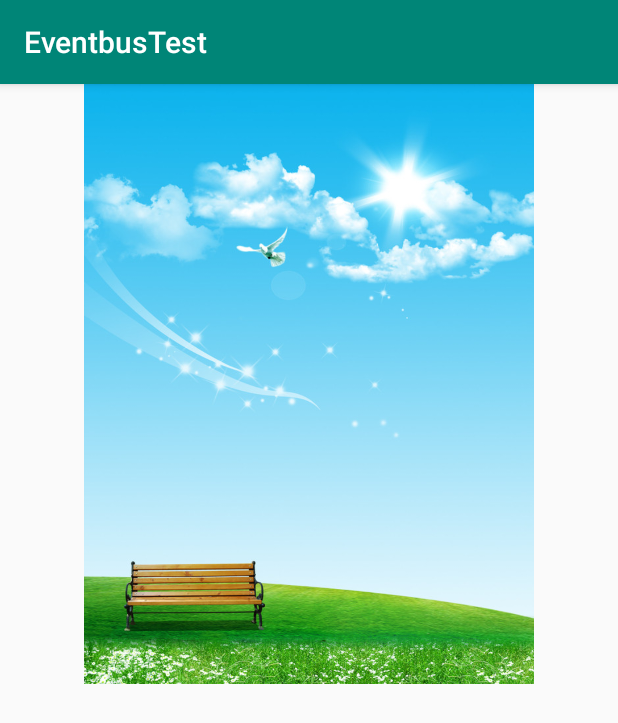
After one commit to fxjzzyo/android-practices, an Android app: the PaletteActivity screen opened directly, with no data from a screen before it, on a phone screen of 412 x 824 dp. The commit adds this screen. Shown: the top 723 px of the screen. Run offline under Robolectric (Android 15) with nearby library versions, the phone set to English and light mode, and no system bars; libraries missing offline, so code that uses them is left out: androidx.palette.graphics; 1 statement that could not run was skipped.

Commit message:
Palette取色板练习

```diff
--- a/app/build.gradle
+++ b/app/build.gradle
@@ -28,4 +28,5 @@ dependencies {
     androidTestImplementation 'androidx.test.espresso:espresso-core:3.2.0'
     implementation 'org.greenrobot:eventbus:3.1.1'
     implementation 'com.android.support:support-v4:28.0.0'
+    implementation 'com.android.support:palette-v7:28.0.0'
 }
--- a/app/src/main/AndroidManifest.xml
+++ b/app/src/main/AndroidManifest.xml
@@ -9,13 +9,17 @@
         android:roundIcon="@mipmap/ic_launcher_round"
         android:supportsRtl="true"
         android:theme="@style/AppTheme">
-        <activity android:name="com.example.android_practice.MainActivity">
+        <activity android:name=".PaletteActivity"></activity>
+        <activity android:name=".StartActivity">
             <intent-filter>
                 <action android:name="android.intent.action.MAIN" />
 
                 <category android:name="android.intent.category.LAUNCHER" />
             </intent-filter>
         </activity>
+        <activity android:name=".FragmentPracticeActivity">
+
+        </activity>
     </application>
 
 </manifest>
--- a/app/src/main/java/com/example/android_practice/MainActivity.java
+++ b/app/src/main/java/com/example/android_practice/FragmentPracticeActivity.java
@@ -4,7 +4,7 @@ import androidx.appcompat.app.AppCompatActivity;
 
 import android.os.Bundle;
 
-public class MainActivity extends AppCompatActivity {
+public class FragmentPracticeActivity extends AppCompatActivity {
 
     @Override
     protected void onCreate(Bundle savedInstanceState) {
--- /dev/null
+++ b/app/src/main/java/com/example/android_practice/PaletteActivity.java
@@ -0,0 +1,93 @@
+package com.example.android_practice;
+
+import androidx.annotation.Nullable;
+import androidx.appcompat.app.AppCompatActivity;
+import androidx.palette.graphics.Palette;
+
+import android.graphics.Bitmap;
+import android.graphics.Color;
+import android.graphics.drawable.BitmapDrawable;
+import android.graphics.drawable.Drawable;
+import android.os.Bundle;
+import android.widget.ImageView;
+import android.widget.TextView;
+
+public class PaletteActivity extends AppCompatActivity {
+
+    private TextView tv1,tv2,tv3,tv4,tv5,tv6,tv7,tvImageDesc;
+
+    private ImageView ivImage;
+
+    private int DEFAUT_COLOR = Color.BLUE;
+
+    @Override
+    protected void onCreate(Bundle savedInstanceState) {
+        super.onCreate(savedInstanceState);
+        setContentView(R.layout.activity_palette);
+
+        ivImage = findViewById(R.id.iv_image);
+        tv1 = findViewById(R.id.tv_1);
+        tv2 = findViewById(R.id.tv_2);
+        tv3 = findViewById(R.id.tv_3);
+        tv4 = findViewById(R.id.tv_4);
+        tv5 = findViewById(R.id.tv_5);
+        tv6 = findViewById(R.id.tv_6);
+        tv7 = findViewById(R.id.tv_7);
+        tvImageDesc = findViewById(R.id.tv_image_desc);
+
+        BitmapDrawable ivImageDrawable = (BitmapDrawable) ivImage.getDrawable();
+        Bitmap ivImageDrawableBitmap = ivImageDrawable.getBitmap();
+
+        Palette.from(ivImageDrawableBitmap).generate(new Palette.PaletteAsyncListener() {
+            @Override
+            public void onGenerated(@Nullable Palette palette) {
+
+                int darkMutedColor = palette.getDarkMutedColor(DEFAUT_COLOR);
+                tv1.setBackgroundColor(darkMutedColor);
+                tv1.setText("darkMutedColor");
+
+                int mutedColor = palette.getMutedColor(DEFAUT_COLOR);
+                tv2.setBackgroundColor(mutedColor);
+                tv2.setText("mutedColor");
+
+
+                int lightMutedColor = palette.getLightMutedColor(DEFAUT_COLOR);
+                tv3.setBackgroundColor(lightMutedColor);
+                tv3.setText("lightMutedColor");
+
+                int darkVibrantColor = palette.getDarkVibrantColor(DEFAUT_COLOR);
+                tv4.setBackgroundColor(darkVibrantColor);
+                tv4.setText("darkVibrantColor");
+
+                int vibrantColor = palette.getVibrantColor(DEFAUT_COLOR);
+                tv5.setBackgroundColor(vibrantColor);
+                tv5.setText("vibrantColor");
+
+                int lightVibrantColor = palette.getLightVibrantColor(DEFAUT_COLOR);
+                tv6.setBackgroundColor(lightVibrantColor);
+                tv6.setText("lightVibrantColor");
+
+                int dominantColor = palette.getDominantColor(DEFAUT_COLOR);
+                tv7.setBackgroundColor(dominantColor);
+                tv7.setText("dominantColor");
+
+                Palette.Swatch vibrantSwatch = palette.getVibrantSwatch();
+
+                int bodyTextColor = vibrantSwatch.getBodyTextColor();
+                tvImageDesc.setBackgroundColor(bodyTextColor);
+                int titleTextColor = vibrantSwatch.getTitleTextColor();
+                tvImageDesc.setTextColor(titleTextColor);
+                tvImageDesc.setText("这是图片");
+
+
+
+            }
+        });
+
+
+
+
+
+
+    }
+}
--- /dev/null
+++ b/app/src/main/java/com/example/android_practice/StartActivity.java
@@ -0,0 +1,35 @@
+package com.example.android_practice;
+
+import androidx.appcompat.app.AppCompatActivity;
+
+import android.content.Intent;
+import android.os.Bundle;
+import android.view.View;
+
+public class StartActivity extends AppCompatActivity {
+
+    @Override
+    protected void onCreate(Bundle savedInstanceState) {
+        super.onCreate(savedInstanceState);
+        setContentView(R.layout.activity_start);
+    }
+
+
+    /**
+     * 跳转到fragment练习
+     * @param view
+     */
+    public void toFragmentPractice(View view) {
+        Intent intent = new Intent(this, FragmentPracticeActivity.class);
+        startActivity(intent);
+    }
+
+    /**
+     * 跳转到Palette练习
+     * @param view
+     */
+    public void toPalettePractice(View view) {
+        Intent intent = new Intent(this, PaletteActivity.class);
+        startActivity(intent);
+    }
+}
--- /dev/null
+++ b/app/src/main/res/layout/activity_palette.xml
@@ -0,0 +1,81 @@
+<?xml version="1.0" encoding="utf-8"?>
+<LinearLayout xmlns:android="http://schemas.android.com/apk/res/android"
+    xmlns:app="http://schemas.android.com/apk/res-auto"
+    xmlns:tools="http://schemas.android.com/tools"
+    android:layout_width="match_parent"
+    android:layout_height="match_parent"
+    android:orientation="vertical"
+    tools:context=".PaletteActivity">
+
+
+
+    <RelativeLayout
+        android:layout_width="match_parent"
+        android:layout_height="400dp"
+        >
+
+        <ImageView
+            android:layout_width="300dp"
+            android:layout_height="400dp"
+            android:id="@+id/iv_image"
+            android:scaleType="centerCrop"
+            android:src="@drawable/img3"
+
+            android:layout_centerHorizontal="true"
+            />
+
+        <TextView
+            android:id="@+id/tv_image_desc"
+            android:layout_width="match_parent"
+            android:layout_height="wrap_content"
+            android:layout_alignParentBottom="true"
+            android:gravity="center"
+            />
+
+    </RelativeLayout>
+
+    <TextView
+        android:layout_marginTop="20dp"
+        android:id="@+id/tv_1"
+        android:layout_width="match_parent"
+        android:layout_height="wrap_content"
+        android:gravity="center"
+        />
+    <TextView
+        android:id="@+id/tv_2"
+        android:layout_width="match_parent"
+        android:layout_height="wrap_content"
+        android:gravity="center"
+        />
+    <TextView
+        android:id="@+id/tv_3"
+        android:layout_width="match_parent"
+        android:layout_height="wrap_content"
+        android:gravity="center"
+        />
+    <TextView
+        android:id="@+id/tv_4"
+        android:layout_width="match_parent"
+        android:layout_height="wrap_content"
+        android:gravity="center"
+        />
+    <TextView
+        android:id="@+id/tv_5"
+        android:layout_width="match_parent"
+        android:layout_height="wrap_content"
+        android:gravity="center"
+        />
+    <TextView
+        android:id="@+id/tv_6"
+        android:layout_width="match_parent"
+        android:layout_height="wrap_content"
+        android:gravity="center"
+        />
+    <TextView
+        android:id="@+id/tv_7"
+        android:layout_width="match_parent"
+        android:layout_height="wrap_content"
+        android:gravity="center"
+        />
+
+</LinearLayout>
--- /dev/null
+++ b/app/src/main/res/layout/activity_start.xml
@@ -0,0 +1,30 @@
+<?xml version="1.0" encoding="utf-8"?>
+<LinearLayout xmlns:android="http://schemas.android.com/apk/res/android"
+    xmlns:app="http://schemas.android.com/apk/res-auto"
+    xmlns:tools="http://schemas.android.com/tools"
+    android:layout_width="match_parent"
+    android:layout_height="match_parent"
+    android:orientation="vertical"
+    tools:context=".StartActivity">
+
+    <Button
+        android:layout_width="match_parent"
+        android:layout_height="wrap_content"
+        android:layout_margin="10dp"
+        android:text="fragment练习"
+        android:onClick="toFragmentPractice"
+        />
+
+    <Button
+        android:layout_width="match_parent"
+        android:layout_height="wrap_content"
+        android:layout_margin="10dp"
+        android:text="palette练习"
+        android:onClick="toPalettePractice"
+        />
+
+
+
+
+
+</LinearLayout>
```
Also changed, not shown: app/src/main/res/drawable/img3.jpg (added).
